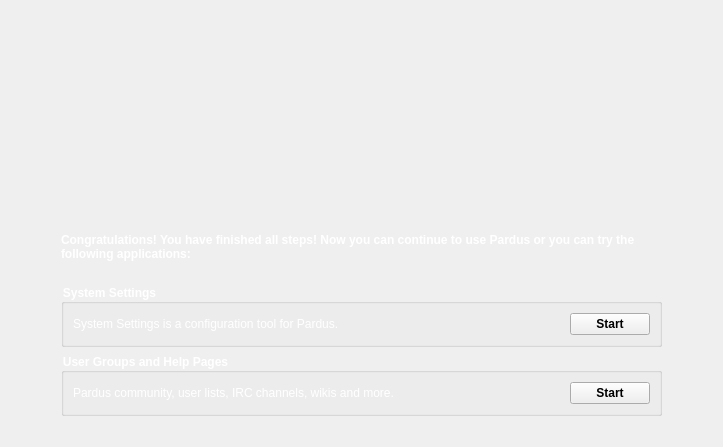
pars-linux/uludag, file kde4/kaptan4/src/gui/goodbyeWidget.ui: the form before one commit.
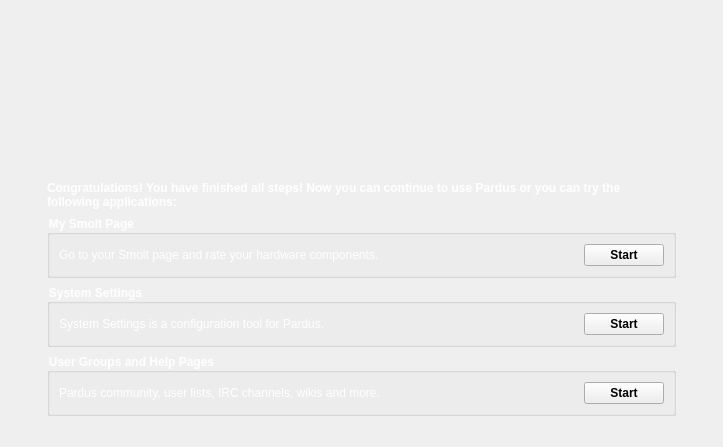
The form after the commit.

Commit message: disable checkbox

```diff
--- a/kde4/kaptan4/src/gui/goodbyeWidget.ui
+++ b/kde4/kaptan4/src/gui/goodbyeWidget.ui
@@ -15,17 +15,17 @@
   <property name="styleSheet" >
    <string notr="true" >color: white</string>
   </property>
-  <layout class="QGridLayout" name="gridLayout_3" >
-   <item row="0" column="1" >
-    <widget class="QLabel" name="label" >
-     <property name="text" >
+  <layout class="QGridLayout" name="gridLayout_4">
+   <item row="0" column="1">
+    <widget class="QLabel" name="label">
+     <property name="text">
       <string/>
      </property>
     </widget>
    </item>
-   <item row="0" column="2" >
-    <spacer name="verticalSpacer_2" >
-     <property name="orientation" >
+   <item row="0" column="2">
+    <spacer name="verticalSpacer_2">
+     <property name="orientation">
       <enum>Qt::Vertical</enum>
      </property>
      <property name="sizeType" >
@@ -39,9 +39,9 @@
      </property>
     </spacer>
    </item>
-   <item row="1" column="0" >
-    <spacer name="horizontalSpacer_3" >
-     <property name="orientation" >
+   <item row="1" column="0">
+    <spacer name="horizontalSpacer_3">
+     <property name="orientation">
       <enum>Qt::Horizontal</enum>
      </property>
      <property name="sizeHint" stdset="0" >
@@ -52,8 +52,8 @@
      </property>
     </spacer>
    </item>
-   <item row="1" column="1" colspan="2" >
-    <layout class="QVBoxLayout" name="verticalLayout" >
+   <item row="1" column="1" colspan="2">
+    <layout class="QVBoxLayout" name="verticalLayout">
      <item>
       <widget class="QLabel" name="labelGoodbye" >
        <property name="text" >
@@ -69,8 +69,8 @@
       </widget>
      </item>
      <item>
-      <widget class="QGroupBox" name="groupBox" >
-       <property name="font" >
+      <widget class="QGroupBox" name="smoltGroupBox">
+       <property name="font">
         <font>
          <weight>75</weight>
          <bold>true</bold>
@@ -78,7 +78,69 @@
          <strikeout>false</strikeout>
         </font>
        </property>
-       <property name="title" >
+       <property name="title">
+        <string>My Smolt Page</string>
+       </property>
+       <property name="alignment">
+        <set>Qt::AlignLeading|Qt::AlignLeft|Qt::AlignTop</set>
+       </property>
+       <property name="flat">
+        <bool>false</bool>
+       </property>
+       <property name="checkable">
+        <bool>false</bool>
+       </property>
+       <layout class="QGridLayout" name="gridLayout_3">
+        <item row="0" column="0">
+         <widget class="QLabel" name="labelSystemSettings_2">
+          <property name="text">
+           <string>Go to your Smolt page and rate your hardware components.</string>
+          </property>
+         </widget>
+        </item>
+        <item row="0" column="1">
+         <spacer name="horizontalSpacer_5">
+          <property name="orientation">
+           <enum>Qt::Horizontal</enum>
+          </property>
+          <property name="sizeHint" stdset="0">
+           <size>
+            <width>234</width>
+            <height>20</height>
+           </size>
+          </property>
+         </spacer>
+        </item>
+        <item row="0" column="2">
+         <widget class="QPushButton" name="buttonSystemSettings_2">
+          <property name="font">
+           <font>
+            <weight>75</weight>
+            <bold>true</bold>
+           </font>
+          </property>
+          <property name="styleSheet">
+           <string notr="true">color: black</string>
+          </property>
+          <property name="text">
+           <string>Start</string>
+          </property>
+         </widget>
+        </item>
+       </layout>
+      </widget>
+     </item>
+     <item>
+      <widget class="QGroupBox" name="groupBox">
+       <property name="font">
+        <font>
+         <weight>75</weight>
+         <bold>true</bold>
+         <underline>false</underline>
+         <strikeout>false</strikeout>
+        </font>
+       </property>
+       <property name="title">
         <string>System Settings</string>
        </property>
        <property name="alignment" >
@@ -183,9 +245,9 @@
      </item>
     </layout>
    </item>
-   <item row="1" column="3" >
-    <spacer name="horizontalSpacer_4" >
-     <property name="orientation" >
+   <item row="1" column="3">
+    <spacer name="horizontalSpacer_4">
+     <property name="orientation">
       <enum>Qt::Horizontal</enum>
      </property>
      <property name="sizeHint" stdset="0" >
@@ -196,9 +258,9 @@
      </property>
     </spacer>
    </item>
-   <item row="2" column="2" >
-    <spacer name="verticalSpacer_3" >
-     <property name="orientation" >
+   <item row="2" column="2">
+    <spacer name="verticalSpacer_3">
+     <property name="orientation">
       <enum>Qt::Vertical</enum>
      </property>
      <property name="sizeType" >
```
Left out of the diff: 107 changed lines with no effect on the pictures. The commit also changes 1 other file.
